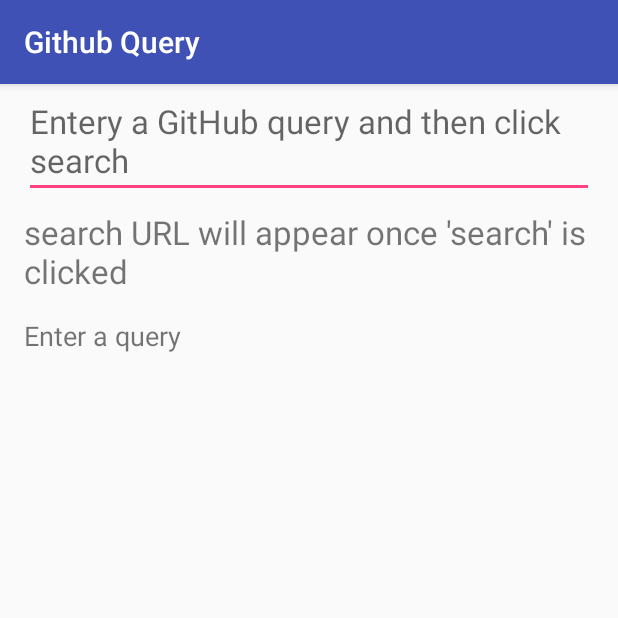
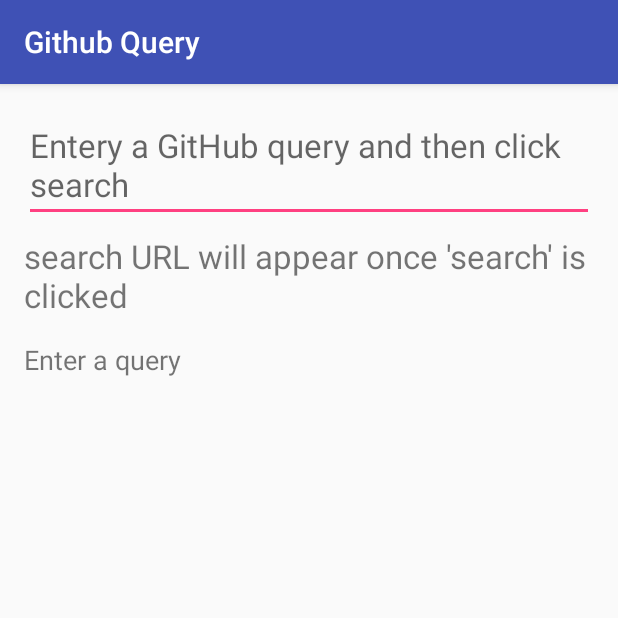
Before and after one commit to rkiresich/T02.01-Exercise-CreateLayout, an Android app: the screen it shows after launch (MainActivity), on a phone screen of 412 x 824 dp, the top half of it. Run offline under Robolectric (Android 15) with nearby library versions, the phone set to English and light mode, and no system bars.

Commit message:
Completed TODOS 32

```diff
--- a/app/build.gradle
+++ b/app/build.gradle
@@ -20,8 +20,8 @@ android {
 
 dependencies {
     compile fileTree(dir: 'libs', include: ['*.jar'])
-    compile 'com.android.support:appcompat-v7:25.1.0'
+    compile 'com.android.support:appcompat-v7:25.3.1'
 
     // TODO (32) Remove the ConstraintLayout dependency as we aren't using it for these simple projects
-    compile 'com.android.support.constraint:constraint-layout:1.0.0-beta4'
+    //COMPLETE
 }
--- a/app/src/main/res/layout/activity_main.xml
+++ b/app/src/main/res/layout/activity_main.xml
@@ -28,11 +28,11 @@
 <LinearLayout
     xmlns:android="http://schemas.android.com/apk/res/android"
     android:orientation="vertical"
+    android:layout_width="match_parent"
+    android:layout_height="match_parent"
     android:paddingLeft="16dp"
     android:paddingRight="16dp"
-    android:paddingtop="16dp"
-    android:layout_width="match_parent"
-    android:layout_height="match_parent">
+    android:paddingTop="16dp">
 
     <!--TODO (6) Delete this TextView-->
     <!--COMPLETE-->
```
